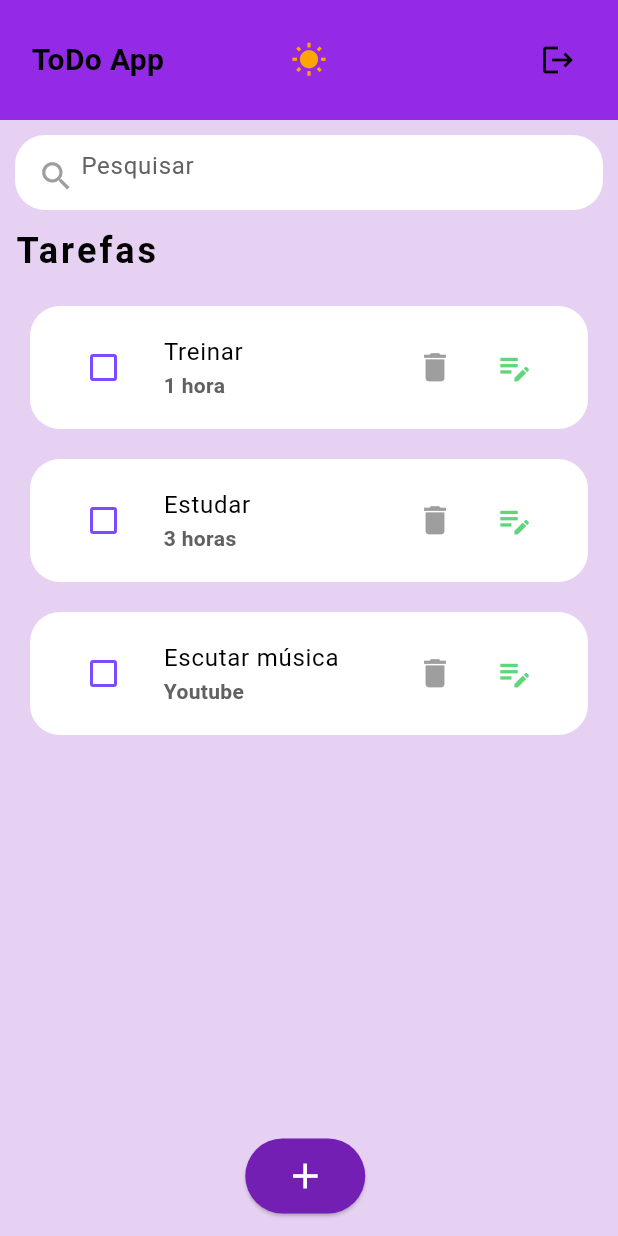
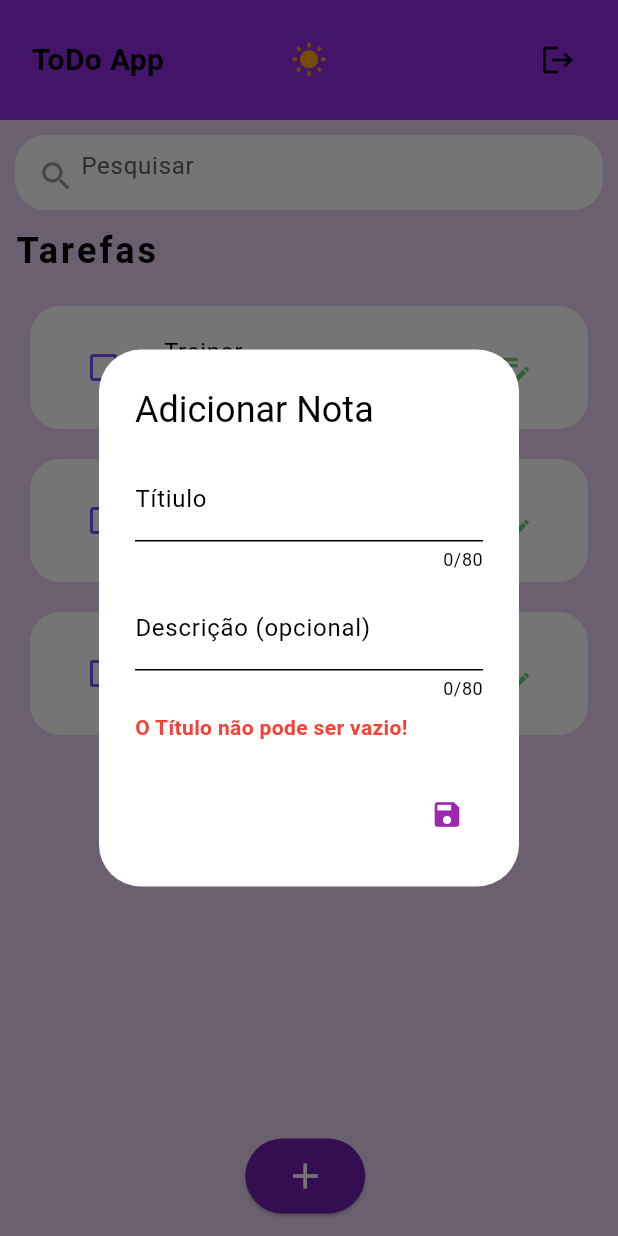
Before and after one commit to dugabrielle/todo_project, a Flutter app: the screen it shows after launch, after a tap on the "add" icon, on a phone screen of 412 x 824 dp. Run offline on Flutter 3.47's test engine with Material 3 defaults, Android fonts, the light colour scheme and no system bars; our stand-ins replace google_fonts.

Commit message:
criação da função addNota

```diff
--- a/lib/src/screens/home.dart
+++ b/lib/src/screens/home.dart
@@ -121,7 +121,9 @@ class _HomeScreenState extends State<HomeScreen> {
               margin: const EdgeInsets.only(bottom: 15, right: 15, left: 10),
               width: 80,
               child: ElevatedButton(
-                onPressed: () {},
+                onPressed: () {
+                  _addNota();
+                },
                 style: ElevatedButton.styleFrom(
                   backgroundColor: Theme.of(context).colorScheme.secondary,
                   minimumSize: const Size(50, 50),
@@ -169,6 +171,70 @@ class _HomeScreenState extends State<HomeScreen> {
             .toList();
       }
     });
+  }
+
+  void _addNota() {
+    showDialog(
+        context: context,
+        builder: (BuildContext context) {
+          return StatefulBuilder(builder: (context, setState) {
+            return AlertDialog(
+              title: const Text('Adicionar Nota'),
+              content: Container(
+                constraints: const BoxConstraints(
+                  maxHeight: 300,
+                ),
+                child: SingleChildScrollView(
+                  child: Column(
+                    crossAxisAlignment: CrossAxisAlignment.start,
+                    children: [
+                      TextField(
+                        controller: _tituloController,
+                        decoration: const InputDecoration(labelText: 'Títiulo'),
+                        maxLength: 80,
+                        maxLines: null, // poderá ocupar várias linhas
+                        onChanged: (_) => setState(() {}),
+                      ),
+                      const SizedBox(height: 10),
+                      TextField(
+                        controller: _descricaoController,
+                        decoration: const InputDecoration(
+                            labelText: 'Descrição (opcional)'),
+                        maxLength: 80,
+                        maxLines: null,
+                      ),
+                      if (_tituloController.text.isEmpty)
+                        const Padding(
+                          padding: EdgeInsets.only(top: 8.0),
+                          child: Text(
+                            'O Título não pode ser vazio!',
+                            style: TextStyle(
+                              color: Colors.red,
+                              fontSize: 14,
+                            ),
+                          ),
+                        ),
+                    ],
+                  ),
+                ),
+              ),
+              actions: [
+                IconButton(
+                  onPressed: () {
+                    if (_tituloController.text.isEmpty) {
+                      setState(() {}); // atualiza o estado para mostrar o erro
+                      return;
+                    }
+                    Navigator.pop(context);
+                  },
+                  icon: const Icon(Icons.save),
+                  iconSize: 22,
+                  color: Colors.purple,
+                ),
+              ],
+            );
+          });
+        });
   }
 
   AppBar appBarMethod(BuildContext context) {
```
